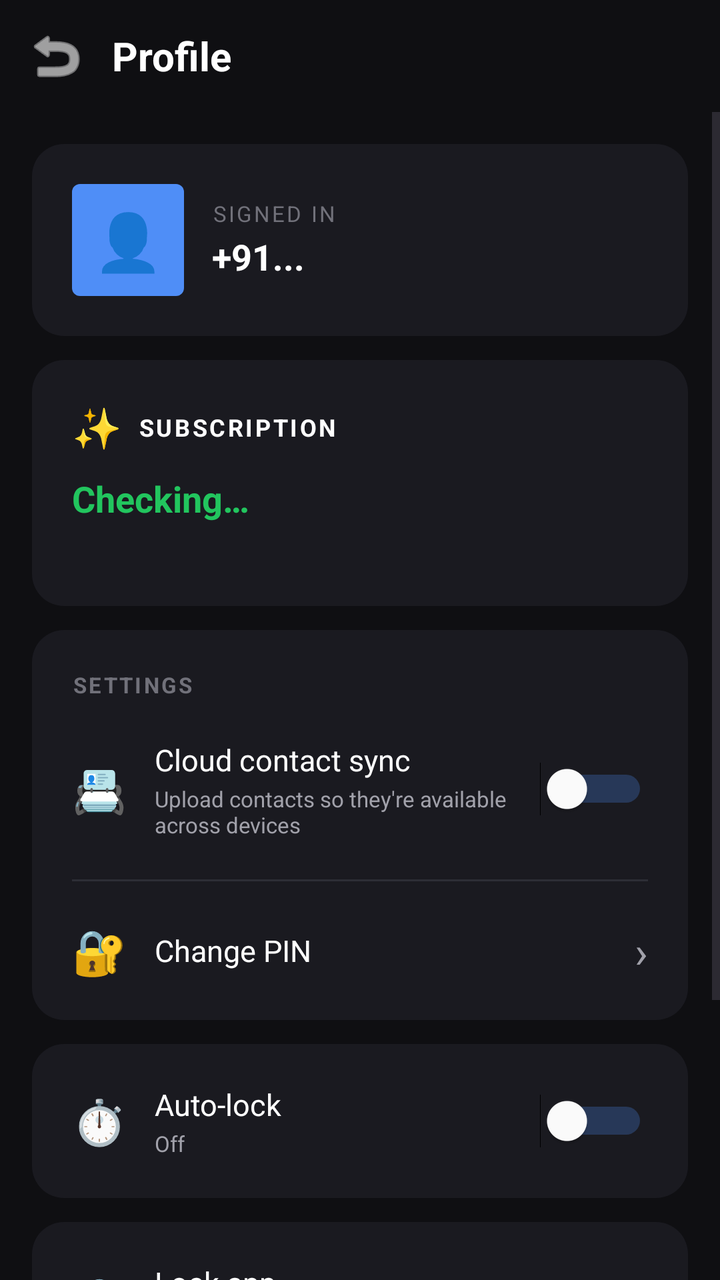
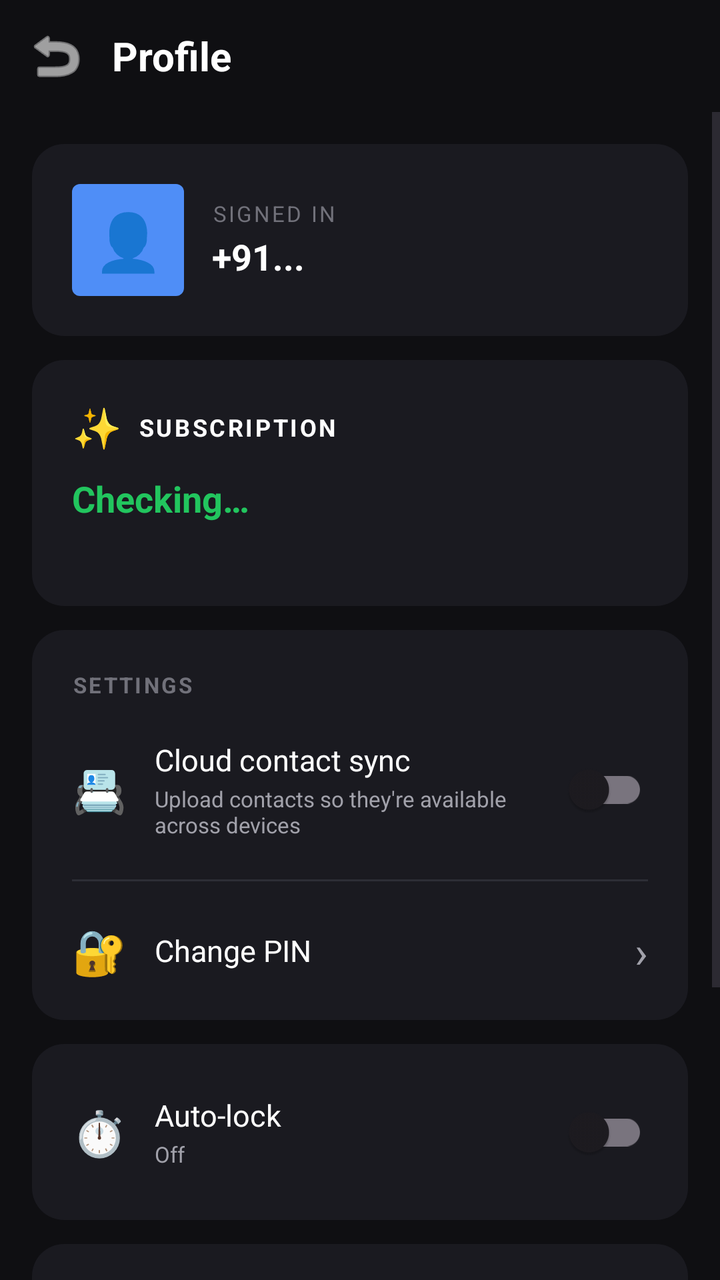

Before-and-after screenshots of an Android layout around one commit, followed by the original layout XML and the change that was made.
<!-- AndroidManifest.xml: application theme Theme.CallFilter -->
<!-- res/layout/activity_profile.xml -->
<?xml version="1.0" encoding="utf-8"?>
<LinearLayout xmlns:android="http://schemas.android.com/apk/res/android"
    android:layout_width="match_parent"
    android:layout_height="match_parent"
    android:orientation="vertical"
    android:background="@color/bg">

    
    <LinearLayout
        android:layout_width="match_parent"
        android:layout_height="56dp"
        android:orientation="horizontal"
        android:gravity="center_vertical"
        android:paddingStart="8dp"
        android:paddingEnd="16dp">
        <ImageButton
            android:id="@+id/btnBack"
            android:layout_width="40dp"
            android:layout_height="40dp"
            android:src="@android:drawable/ic_menu_revert"
            android:background="?android:attr/selectableItemBackgroundBorderless"
            android:contentDescription="Back"
            android:tint="@color/text"/>
        <TextView
            android:layout_width="0dp"
            android:layout_weight="1"
            android:layout_height="wrap_content"
            android:text="Profile"
            android:textSize="20sp"
            android:textStyle="bold"
            android:textColor="@color/text"
            android:layout_marginStart="8dp"/>
    </LinearLayout>

    <ScrollView
        android:layout_width="match_parent"
        android:layout_height="0dp"
        android:layout_weight="1">

        <LinearLayout
            android:layout_width="match_parent"
            android:layout_height="wrap_content"
            android:orientation="vertical"
            android:padding="16dp">

            
            <LinearLayout
                android:layout_width="match_parent"
                android:layout_height="wrap_content"
                android:orientation="horizontal"
                android:gravity="center_vertical"
                android:background="@drawable/card_bg"
                android:padding="20dp">

                <TextView
                    android:layout_width="56dp"
                    android:layout_height="56dp"
                    android:text="👤"
                    android:textSize="28sp"
                    android:gravity="center"
                    android:background="@drawable/badge_accent"
                    android:layout_marginEnd="14dp"/>

                <LinearLayout
                    android:layout_width="0dp"
                    android:layout_weight="1"
                    android:layout_height="wrap_content"
                    android:orientation="vertical">
                    <TextView
                        android:layout_width="wrap_content"
                        android:layout_height="wrap_content"
                        android:text="SIGNED IN"
                        android:textSize="11sp"
                        android:textColor="@color/muted"
                        android:letterSpacing="0.1"/>
                    <TextView
                        android:id="@+id/profileMobileLabel"
                        android:layout_width="wrap_content"
                        android:layout_height="wrap_content"
                        android:text="+91..."
                        android:textSize="18sp"
                        android:textStyle="bold"
                        android:textColor="@color/text"
                        android:layout_marginTop="2dp"/>
                </LinearLayout>
            </LinearLayout>

            
            <LinearLayout
                android:layout_width="match_parent"
                android:layout_height="wrap_content"
                android:orientation="vertical"
                android:background="@drawable/card_bg"
                android:padding="20dp"
                android:layout_marginTop="12dp">

                <LinearLayout
                    android:layout_width="match_parent"
                    android:layout_height="wrap_content"
                    android:orientation="horizontal"
                    android:gravity="center_vertical">
                    <TextView
                        android:layout_width="wrap_content"
                        android:layout_height="wrap_content"
                        android:text="✨"
                        android:textSize="20sp"
                        android:layout_marginEnd="8dp"/>
                    <TextView
                        android:layout_width="0dp"
                        android:layout_weight="1"
                        android:layout_height="wrap_content"
                        android:text="SUBSCRIPTION"
                        android:textSize="12sp"
                        android:textStyle="bold"
                        android:textColor="@color/text"
                        android:letterSpacing="0.1"/>
                </LinearLayout>

                <TextView
                    android:id="@+id/profileSubStatus"
                    android:layout_width="wrap_content"
                    android:layout_height="wrap_content"
                    android:text="Checking…"
                    android:textSize="18sp"
                    android:textStyle="bold"
                    android:textColor="@color/accept"
                    android:layout_marginTop="10dp"/>

                <TextView
                    android:id="@+id/profilePlanPrice"
                    android:layout_width="wrap_content"
                    android:layout_height="wrap_content"
                    android:text=""
                    android:textSize="13sp"
                    android:textColor="@color/subtext"
                    android:layout_marginTop="4dp"/>

                <TextView
                    android:id="@+id/btnManageSubscription"
                    android:layout_width="match_parent"
                    android:layout_height="46dp"
                    android:text="Manage / Cancel subscription"
                    android:textSize="13sp"
                    android:textStyle="bold"
                    android:textColor="@color/accent"
                    android:background="@drawable/btn_type_inactive"
                    android:gravity="center"
                    android:clickable="true"
                    android:focusable="true"
                    android:foreground="?android:attr/selectableItemBackground"
                    android:layout_marginTop="14dp"
                    android:visibility="gone"/>

                <TextView
                    android:id="@+id/btnViewPlans"
                    android:layout_width="match_parent"
                    android:layout_height="46dp"
                    android:text="🛒 Buy a plan"
                    android:textSize="13sp"
                    android:textStyle="bold"
                    android:textColor="@color/white"
                    android:background="@drawable/btn_accent"
                    android:gravity="center"
                    android:clickable="true"
                    android:focusable="true"
                    android:foreground="?android:attr/selectableItemBackground"
                    android:layout_marginTop="14dp"
                    android:visibility="gone"/>
            </LinearLayout>

            
            <LinearLayout
                android:layout_width="match_parent"
                android:layout_height="wrap_content"
                android:orientation="vertical"
                android:background="@drawable/card_bg"
                android:layout_marginTop="12dp">

                <TextView
                    android:layout_width="match_parent"
                    android:layout_height="wrap_content"
                    android:text="SETTINGS"
                    android:textSize="11sp"
                    android:textStyle="bold"
                    android:textColor="@color/muted"
                    android:letterSpacing="0.1"
                    android:paddingStart="20dp"
                    android:paddingEnd="20dp"
                    android:paddingTop="20dp"/>

                
                <LinearLayout
                    android:layout_width="match_parent"
                    android:layout_height="wrap_content"
                    android:orientation="horizontal"
                    android:gravity="center_vertical"
                    android:padding="20dp">
                    <TextView
                        android:layout_width="wrap_content"
                        android:layout_height="wrap_content"
                        android:text="📇"
                        android:textSize="22sp"
                        android:layout_marginEnd="14dp"/>
                    <LinearLayout
                        android:layout_width="0dp"
                        android:layout_weight="1"
                        android:layout_height="wrap_content"
                        android:orientation="vertical">
                        <TextView
                            android:layout_width="wrap_content"
                            android:layout_height="wrap_content"
                            android:text="Cloud contact sync"
                            android:textSize="15sp"
                            android:textColor="@color/text"/>
                        <TextView
                            android:layout_width="wrap_content"
                            android:layout_height="wrap_content"
                            android:text="Upload contacts so they're available across devices"
                            android:textSize="11sp"
                            android:textColor="@color/subtext"
                            android:layout_marginTop="2dp"/>
                    </LinearLayout>
                    <Switch
                        android:id="@+id/contactsSyncSwitch"
                        android:layout_width="wrap_content"
                        android:layout_height="wrap_content"
                        android:thumbTint="@color/text"
                        android:trackTint="@color/accent"/>
                </LinearLayout>

                <View
                    android:layout_width="match_parent"
                    android:layout_height="1dp"
                    android:background="@color/border"
                    android:layout_marginStart="20dp"
                    android:layout_marginEnd="20dp"/>

                
                <LinearLayout
                    android:id="@+id/rowChangePin"
                    android:layout_width="match_parent"
                    android:layout_height="wrap_content"
                    android:orientation="horizontal"
                    android:gravity="center_vertical"
                    android:padding="20dp"
                    android:clickable="true"
                    android:focusable="true"
                    android:background="?android:attr/selectableItemBackground">
                    <TextView
                        android:layout_width="wrap_content"
                        android:layout_height="wrap_content"
                        android:text="🔐"
                        android:textSize="22sp"
                        android:layout_marginEnd="14dp"/>
                    <TextView
                        android:layout_width="0dp"
                        android:layout_weight="1"
                        android:layout_height="wrap_content"
                        android:text="Change PIN"
                        android:textSize="15sp"
                        android:textColor="@color/text"/>
                    <TextView
                        android:layout_width="wrap_content"
                        android:layout_height="wrap_content"
                        android:text="›"
                        android:textSize="22sp"
                        android:textColor="@color/subtext"/>
                </LinearLayout>
            </LinearLayout>

            
            <LinearLayout
                android:layout_width="match_parent"
                android:layout_height="wrap_content"
                android:orientation="horizontal"
                android:gravity="center_vertical"
                android:background="@drawable/card_bg"
                android:padding="20dp"
                android:layout_marginTop="12dp">
                <TextView
                    android:layout_width="wrap_content"
                    android:layout_height="wrap_content"
                    android:text="⏱️"
                    android:textSize="22sp"
                    android:layout_marginEnd="14dp"/>
                <LinearLayout
                    android:layout_width="0dp"
                    android:layout_weight="1"
                    android:layout_height="wrap_content"
                    android:orientation="vertical">
                    <TextView
                        android:layout_width="wrap_content"
                        android:layout_height="wrap_content"
                        android:text="Auto-lock"
                        android:textSize="15sp"
                        android:textColor="@color/text"/>
                    <TextView
                        android:id="@+id/autoLockSummary"
                        android:layout_width="wrap_content"
                        android:layout_height="wrap_content"
                        android:text="Off"
                        android:textSize="11sp"
                        android:textColor="@color/subtext"
                        android:layout_marginTop="2dp"/>
                </LinearLayout>
                <Switch
                    android:id="@+id/autoLockSwitch"
                    android:layout_width="wrap_content"
                    android:layout_height="wrap_content"
                    android:thumbTint="@color/text"
                    android:trackTint="@color/accent"/>
            </LinearLayout>

            
            <LinearLayout
                android:id="@+id/rowLock"
                android:layout_width="match_parent"
                android:layout_height="wrap_content"
                android:orientation="horizontal"
                android:gravity="center_vertical"
                android:background="@drawable/card_bg"
                android:padding="20dp"
                android:layout_marginTop="12dp"
                android:clickable="true"
                android:focusable="true"
                android:foreground="?android:attr/selectableItemBackground">
                <TextView
                    android:layout_width="wrap_content"
                    android:layout_height="wrap_content"
                    android:text="🔒"
                    android:textSize="22sp"
                    android:layout_marginEnd="14dp"/>
                <LinearLayout
                    android:layout_width="0dp"
                    android:layout_weight="1"
                    android:layout_height="wrap_content"
                    android:orientation="vertical">
                    <TextView
                        android:layout_width="wrap_content"
                        android:layout_height="wrap_content"
                        android:text="Lock app"
                        android:textSize="15sp"
                        android:textColor="@color/text"/>
                    <TextView
                        android:layout_width="wrap_content"
                        android:layout_height="wrap_content"
                        android:text="Require PIN on next open"
                        android:textSize="11sp"
                        android:textColor="@color/subtext"
                        android:layout_marginTop="2dp"/>
                </LinearLayout>
                <TextView
                    android:layout_width="wrap_content"
                    android:layout_height="wrap_content"
                    android:text="›"
                    android:textSize="22sp"
                    android:textColor="@color/subtext"/>
            </LinearLayout>

            
            <LinearLayout
                android:id="@+id/rowLogout"
                android:layout_width="match_parent"
                android:layout_height="wrap_content"
                android:orientation="horizontal"
                android:gravity="center_vertical"
                android:background="@drawable/card_bg"
                android:padding="20dp"
                android:layout_marginTop="12dp"
                android:clickable="true"
                android:focusable="true"
                android:foreground="?android:attr/selectableItemBackground">
                <TextView
                    android:layout_width="wrap_content"
                    android:layout_height="wrap_content"
                    android:text="🚪"
                    android:textSize="22sp"
                    android:layout_marginEnd="14dp"/>
                <TextView
                    android:layout_width="0dp"
                    android:layout_weight="1"
                    android:layout_height="wrap_content"
                    android:text="Sign out"
                    android:textSize="15sp"
                    android:textColor="@color/reject"/>
            </LinearLayout>

            <TextView
                android:layout_width="match_parent"
                android:layout_height="wrap_content"
                android:text="Call Filter · v1.0.25"
                android:textSize="11sp"
                android:textColor="@color/muted"
                android:gravity="center"
                android:layout_marginTop="24dp"/>
        </LinearLayout>
    </ScrollView>
</LinearLayout>
<!-- resources referenced by this layout -->
<resources>
  <color name="accent">#4F8EF7</color>
  <color name="accept">#22C55E</color>
  <color name="bg">#0F0F12</color>
  <color name="border">#2D2E36</color>
  <color name="muted">#71717A</color>
  <color name="reject">#EF4444</color>
  <color name="subtext">#A1A1AA</color>
  <color name="text">#FFFFFF</color>
  <color name="white">#FFFFFF</color>
  <!-- drawable badge_accent (drawable) -->
  <?xml version="1.0" encoding="utf-8"?>
  <shape xmlns:android="http://schemas.android.com/apk/res/android" android:shape="rectangle">
      <corners android:radius="4dp"/>
      <solid android:color="#4F8EF7"/>
  </shape>
  <!-- drawable btn_accent (drawable) -->
  <?xml version="1.0" encoding="utf-8"?>
  <shape xmlns:android="http://schemas.android.com/apk/res/android" android:shape="rectangle">
      <corners android:radius="12dp"/>
      <solid android:color="#4F8EF7"/>
  </shape>
  <!-- drawable btn_type_inactive (drawable) -->
  <?xml version="1.0" encoding="utf-8"?>
  <shape xmlns:android="http://schemas.android.com/apk/res/android" android:shape="rectangle">
      <corners android:radius="12dp"/>
      <solid android:color="#22232A"/>
      <stroke android:width="1dp" android:color="#2D2E36"/>
  </shape>
  <!-- drawable card_bg (drawable) -->
  <?xml version="1.0" encoding="utf-8"?>
  <shape xmlns:android="http://schemas.android.com/apk/res/android" android:shape="rectangle">
      <corners android:radius="16dp"/>
      <solid android:color="#1A1A20"/>
  </shape>
  <style name="Theme.CallFilter" parent="Theme.Material3.DayNight.NoActionBar">
          <item name="android:windowBackground">@color/bg</item>
          <item name="android:statusBarColor">@color/bg</item>
          <item name="android:navigationBarColor">@color/bg</item>
          <item name="android:windowLightStatusBar">false</item>
          <item name="colorPrimary">@color/accent</item>
          <item name="colorOnPrimary">@color/white</item>
          <item name="android:textColor">@color/text</item>
      </style>
</resources>

<!-- the commit's change to res/layout/activity_profile.xml (unified diff, before → after) -->
@@ -220,7 +220,7 @@
                             android:textColor="@color/subtext"
                             android:layout_marginTop="2dp"/>
                     </LinearLayout>
-                    <Switch
+                    <androidx.appcompat.widget.SwitchCompat
                         android:id="@+id/contactsSyncSwitch"
                         android:layout_width="wrap_content"
                         android:layout_height="wrap_content"
@@ -303,7 +303,7 @@
                         android:textColor="@color/subtext"
                         android:layout_marginTop="2dp"/>
                 </LinearLayout>
-                <Switch
+                <androidx.appcompat.widget.SwitchCompat
                     android:id="@+id/autoLockSwitch"
                     android:layout_width="wrap_content"
                     android:layout_height="wrap_content"
